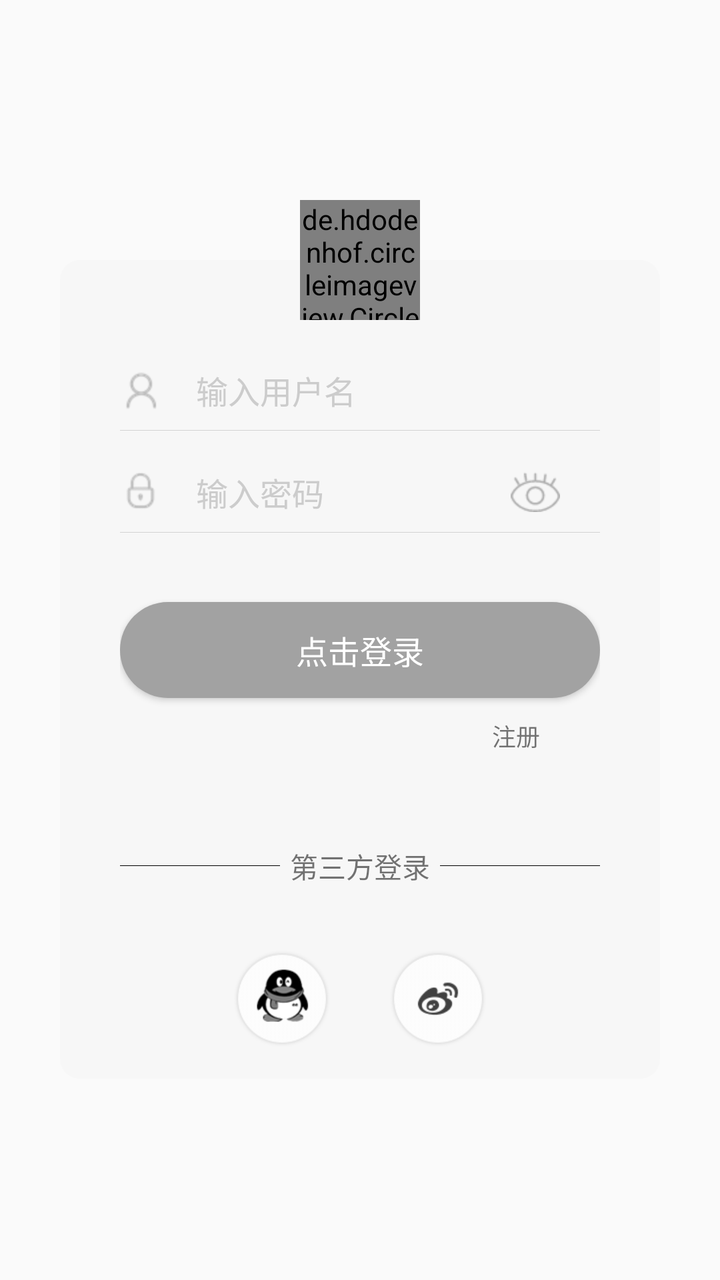
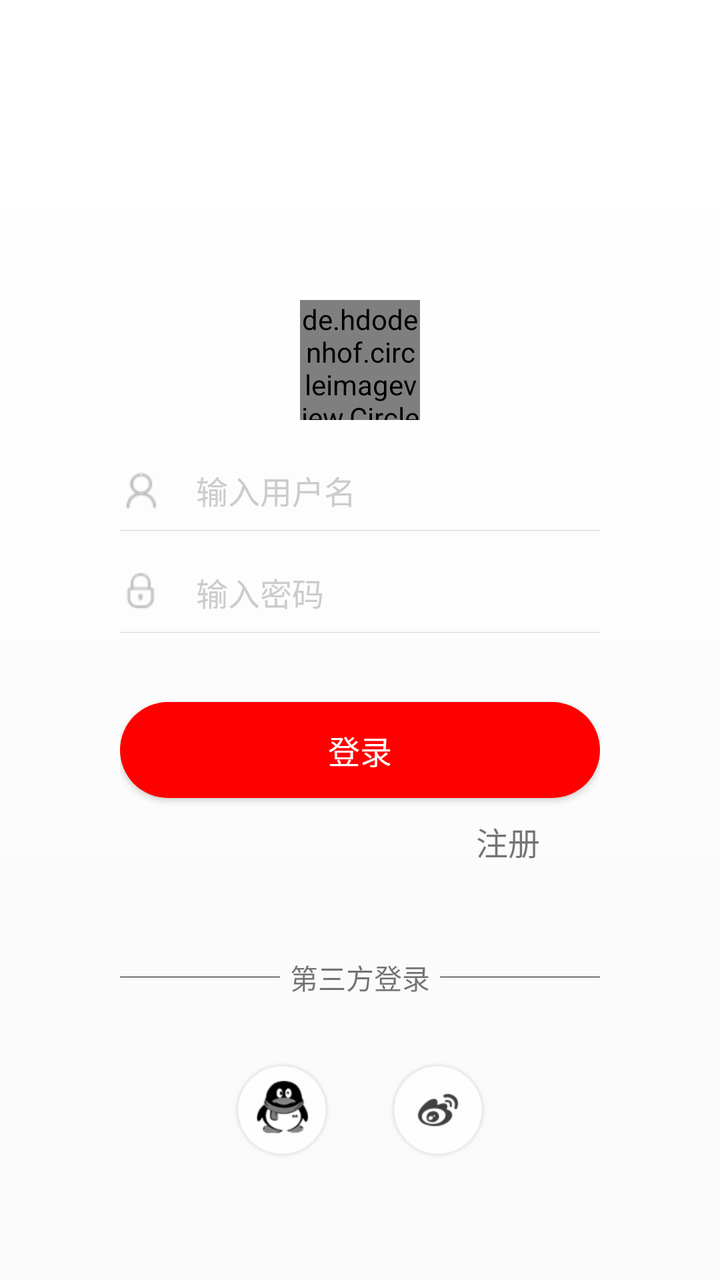

Two renders of the same Android screen: before a commit and after it. Below are the layout's source before the change and the commit's diff.
<!-- AndroidManifest.xml: application theme AppTheme -->
<!-- res/layout/login_dialog_login.xml -->
<?xml version="1.0" encoding="utf-8"?>
<FrameLayout xmlns:android="http://schemas.android.com/apk/res/android"
    xmlns:app="http://schemas.android.com/apk/res-auto"
    android:layout_width="match_parent"
    android:layout_height="match_parent"
    android:paddingTop="100dp"
>

    <LinearLayout
        android:id="@+id/login_linear"
        android:layout_width="match_parent"
        android:layout_height="wrap_content"
        android:layout_marginLeft="30dp"
        android:layout_marginRight="30dp"
        android:layout_marginTop="30dp"
        android:paddingLeft="30dp"
        android:paddingRight="30dp"
        android:background="@drawable/dialog_radius"
        android:orientation="vertical">

        <RelativeLayout
            android:layout_width="wrap_content"
            android:layout_height="wrap_content"
            android:layout_marginTop="40dp" >

            <ImageView
                android:id="@+id/iv_userIconName"
                android:layout_width="wrap_content"
                android:layout_height="wrap_content"
                android:layout_centerVertical="true"
                android:paddingTop="15dp"
                android:paddingBottom="15dp"
                android:src="@mipmap/ic_edittextuname" />


            <EditText
                android:id="@+id/login_userName"
                android:layout_width="match_parent"
                android:layout_height="40dp"
                android:layout_centerVertical="true"
                android:paddingLeft="30dp"
                android:background="@null"
                android:ems="19"
                android:hint="  输入用户名"
                android:singleLine="true"
                android:textColorHint="@color/colorCursor"
                android:textCursorDrawable="@drawable/color_cursor"
                android:textSize="16sp" />


            <View
                android:layout_below="@+id/login_userName"
                android:layout_width="match_parent"
                android:layout_height="1px"
                android:layout_marginTop="5dp"
                android:background="#d3d3d3" />

        </RelativeLayout>
        <RelativeLayout
            android:id="@+id/rl_userPassword"
            android:layout_width="wrap_content"
            android:layout_height="wrap_content"
            android:layout_marginTop="1dp">
            <ImageView
                android:layout_width="wrap_content"
                android:layout_height="wrap_content"
                android:layout_centerVertical="true"
                android:paddingTop="15dp"
                android:paddingBottom="15dp"
                android:src="@mipmap/ic_edittextupwd" />

            <EditText
                android:id="@+id/login_password"
                android:layout_width="match_parent"
                android:layout_height="40dp"
                android:layout_centerVertical="true"
                android:background="@null"
                android:paddingLeft="30dp"
                android:ems="19"
                android:hint="  输入密码"
                android:singleLine="true"
                android:textColorHint="@color/colorCursor"
                android:textCursorDrawable="@drawable/color_cursor"
                android:textSize="16sp" />
            <ImageView
                android:id="@+id/login_hidden_pwd"
                android:layout_width="wrap_content"
                android:layout_height="wrap_content"
                android:layout_alignParentRight="true"
                android:layout_centerVertical="true"
                android:layout_marginRight="20dp"
                android:paddingTop="15dp"
                android:paddingBottom="15dp"
                android:src="@mipmap/pwd_visible" />

            <View
                android:layout_below="@+id/login_password"
                android:layout_width="match_parent"
                android:layout_height="1px"
                android:layout_marginTop="5dp"
                android:background="#d3d3d3" />
        </RelativeLayout>

        <Button
            android:id="@+id/login_btn"
            android:layout_width="match_parent"
            android:layout_height="wrap_content"
            android:layout_marginTop="30dp"
            android:textColor="@android:color/white"
            android:text="点击登录"
            android:textSize="16sp"
            android:background="@drawable/button_bg" />

        <RelativeLayout
            android:layout_width="match_parent"
            android:layout_height="wrap_content"
            android:layout_marginTop="10dp">

            <TextView
                android:id="@+id/tv_forgot_pwd"
                android:layout_width="wrap_content"
                android:layout_height="wrap_content"
                android:layout_alignParentLeft="true"
                android:layout_marginLeft="30dp"
                android:text="忘记密码？"
                android:textSize="12sp"
                android:visibility="gone"
                />

            <TextView
                android:id="@+id/tv_register"
                android:layout_width="wrap_content"
                android:layout_height="wrap_content"
                android:layout_alignParentRight="true"
                android:layout_marginRight="30dp"
                android:text="注册"
                android:textSize="12sp" />
        </RelativeLayout>

        <LinearLayout
            android:layout_width="match_parent"
            android:layout_height="wrap_content"
            android:layout_gravity="center"
            android:layout_marginTop="30dp"
            android:gravity="center_horizontal"
            android:orientation="vertical">

            <LinearLayout
                android:layout_width="match_parent"
                android:layout_height="wrap_content"
                android:orientation="horizontal"
                android:layout_marginTop="16dp"
                android:layout_marginBottom="16dp"
                android:gravity="center"
                >
                <View
                    android:layout_height="1px"
                    android:layout_width="match_parent"
                    android:background="#000000"
                    android:layout_weight="1"
                    />

                <TextView
                    android:layout_width="match_parent"
                    android:layout_height="wrap_content"
                    android:layout_weight="1"
                    android:gravity="center"
                    android:text="第三方登录"/>
                <View
                    android:layout_height="1px"
                    android:layout_width="match_parent"
                    android:background="#000000"
                    android:layout_weight="1" />

            </LinearLayout>

            <include
                layout="@layout/external_login_layout"
                android:layout_width="wrap_content"
                android:layout_height="wrap_content"
                android:layout_marginTop="16dp"
                android:layout_marginBottom="16dp" />
        </LinearLayout>

    </LinearLayout>

    <de.hdodenhof.circleimageview.CircleImageView
        android:id="@+id/login_header"
        android:layout_width="60dp"
        android:layout_height="60dp"
        android:layout_gravity="center_horizontal"
        app:civ_border_color="@color/white"
        app:civ_border_width="2dp"
        android:src="@drawable/ic_camera_beauty" />

</FrameLayout>
<!-- res/layout/external_login_layout.xml (included above) -->
<?xml version="1.0" encoding="utf-8"?>
<LinearLayout xmlns:android="http://schemas.android.com/apk/res/android"
    android:layout_width="wrap_content"
    android:layout_height="wrap_content"
    android:orientation="horizontal">

    <ImageView
        android:id="@+id/qq_login"
        android:layout_width="wrap_content"
        android:layout_height="wrap_content"
        android:src="@drawable/ic_login_qq" />

    <ImageView
        android:id="@+id/weibo_login"
        android:layout_width="wrap_content"
        android:layout_height="wrap_content"
        android:layout_marginLeft="30dp"
        android:src="@drawable/ic_login_xl" />







</LinearLayout>
<!-- resources referenced by this layout -->
<resources>
  <color name="colorCursor">#cccccc</color>
  <color name="white">#ffffffff</color>
  <!-- drawable button_bg (drawable) -->
  <?xml version="1.0" encoding="utf-8"?>
  <selector xmlns:android="http://schemas.android.com/apk/res/android">
  
      <item android:state_pressed="false">
          <shape>
              <solid android:color="#a2a2a2"/>
              <corners android:radius="30dp"/>
          </shape>
      </item>
  
      <item android:state_pressed="true">
          <shape>
              <solid android:color="#c1c1c1"/>
              <corners android:radius="30dp"/>
          </shape>
      </item>
  
  </selector>
  <!-- drawable color_cursor (drawable) -->
  <?xml version="1.0" encoding="utf-8"?>
  <shape xmlns:android="http://schemas.android.com/apk/res/android">
      <size android:width="1dp"/>
      <solid android:color="@color/colorCursor"/>
  
  </shape>
  <!-- drawable dialog_radius (drawable) -->
  <?xml version="1.0" encoding="utf-8"?>
  <layer-list xmlns:android="http://schemas.android.com/apk/res/android">
      <item>
          <shape android:shape="rectangle">
              <solid
                  android:color="#f7f7f7"/>
              <corners android:radius="10dp"/>
          </shape>
      </item>
  </layer-list>
  <!-- drawable ic_camera_beauty: png bitmap (drawable-xhdpi, 1510 bytes) -->
  <!-- drawable ic_login_qq: png bitmap (drawable-xhdpi, 7662 bytes) -->
  <!-- drawable ic_login_xl: png bitmap (drawable-xhdpi, 2485 bytes) -->
  <!-- mipmap ic_edittextuname: png bitmap (mipmap-hdpi, 1237 bytes) -->
  <!-- mipmap ic_edittextupwd: png bitmap (mipmap-hdpi, 1128 bytes) -->
  <!-- mipmap pwd_visible: png bitmap (mipmap-hdpi, 1076 bytes) -->
  <style name="AppTheme" parent="Theme.AppCompat.Light.DarkActionBar">
          
          <item name="colorPrimary">@color/colorPrimary</item>
          <item name="colorPrimaryDark">@color/white</item>
          <item name="colorAccent">@color/colorAccent</item>
          <item name="android:windowNoTitle">true</item>
          <item name="colorControlNormal">@color/blackOverlay</item>
          <item name="colorControlActivated">@color/abc_search_url_text_normal</item>
          <item name="android:windowFullscreen">true</item>
          <item name="android:windowIsTranslucent">true</item>
          <item name="android:windowTranslucentStatus">true</item>
          <item name="android:windowTranslucentNavigation">true</item>
  
  
          <item name="windowActionBar">false</item>
          <item name="windowNoTitle">true</item>
          <item name="android:textAllCaps">false</item>
      </style>
  <color name="colorPrimary">#ff3f51b5</color>
  <color name="colorAccent">#ffff4081</color>
  <color name="blackOverlay">#66000000</color>
  <color name="abc_search_url_text_normal">#ff7fa87f</color>
</resources>

<!-- the commit's change to res/layout/login_dialog_login.xml (unified diff, before → after) -->
@@ -2,197 +2,203 @@
 <FrameLayout xmlns:android="http://schemas.android.com/apk/res/android"
     xmlns:app="http://schemas.android.com/apk/res-auto"
     android:layout_width="match_parent"
-    android:layout_height="match_parent"
-    android:paddingTop="100dp"
->
-
-    <LinearLayout
-        android:id="@+id/login_linear"
+    android:layout_height="match_parent">
+
+    <FrameLayout
         android:layout_width="match_parent"
-        android:layout_height="wrap_content"
-        android:layout_marginLeft="30dp"
-        android:layout_marginRight="30dp"
-        android:layout_marginTop="30dp"
-        android:paddingLeft="30dp"
-        android:paddingRight="30dp"
+        android:layout_height="match_parent"
         android:background="@drawable/dialog_radius"
-        android:orientation="vertical">
-
-        <RelativeLayout
-            android:layout_width="wrap_content"
-            android:layout_height="wrap_content"
-            android:layout_marginTop="40dp" >
-
-            <ImageView
-                android:id="@+id/iv_userIconName"
-                android:layout_width="wrap_content"
-                android:layout_height="wrap_content"
-                android:layout_centerVertical="true"
-                android:paddingTop="15dp"
-                android:paddingBottom="15dp"
-                android:src="@mipmap/ic_edittextuname" />
-
-
-            <EditText
-                android:id="@+id/login_userName"
-                android:layout_width="match_parent"
-                android:layout_height="40dp"
-                android:layout_centerVertical="true"
-                android:paddingLeft="30dp"
-                android:background="@null"
-                android:ems="19"
-                android:hint="  输入用户名"
-                android:singleLine="true"
-                android:textColorHint="@color/colorCursor"
-                android:textCursorDrawable="@drawable/color_cursor"
-                android:textSize="16sp" />
-
-
-            <View
-                android:layout_below="@+id/login_userName"
-                android:layout_width="match_parent"
-                android:layout_height="1px"
-                android:layout_marginTop="5dp"
-                android:background="#d3d3d3" />
-
-        </RelativeLayout>
-        <RelativeLayout
-            android:id="@+id/rl_userPassword"
-            android:layout_width="wrap_content"
-            android:layout_height="wrap_content"
-            android:layout_marginTop="1dp">
-            <ImageView
-                android:layout_width="wrap_content"
-                android:layout_height="wrap_content"
-                android:layout_centerVertical="true"
-                android:paddingTop="15dp"
-                android:paddingBottom="15dp"
-                android:src="@mipmap/ic_edittextupwd" />
-
-            <EditText
-                android:id="@+id/login_password"
-                android:layout_width="match_parent"
-                android:layout_height="40dp"
-                android:layout_centerVertical="true"
-                android:background="@null"
-                android:paddingLeft="30dp"
-                android:ems="19"
-                android:hint="  输入密码"
-                android:singleLine="true"
-                android:textColorHint="@color/colorCursor"
-                android:textCursorDrawable="@drawable/color_cursor"
-                android:textSize="16sp" />
-            <ImageView
-                android:id="@+id/login_hidden_pwd"
-                android:layout_width="wrap_content"
-                android:layout_height="wrap_content"
-                android:layout_alignParentRight="true"
-                android:layout_centerVertical="true"
-                android:layout_marginRight="20dp"
-                android:paddingTop="15dp"
-                android:paddingBottom="15dp"
-                android:src="@mipmap/pwd_visible" />
-
-            <View
-                android:layout_below="@+id/login_password"
-                android:layout_width="match_parent"
-                android:layout_height="1px"
-                android:layout_marginTop="5dp"
-                android:background="#d3d3d3" />
-        </RelativeLayout>
-
-        <Button
-            android:id="@+id/login_btn"
+        android:paddingTop="150dp">
+
+
+        <LinearLayout
+            android:id="@+id/login_linear"
             android:layout_width="match_parent"
             android:layout_height="wrap_content"
+            android:layout_marginLeft="30dp"
             android:layout_marginTop="30dp"
-            android:textColor="@android:color/white"
-            android:text="点击登录"
-            android:textSize="16sp"
-            android:background="@drawable/button_bg" />
-
-        <RelativeLayout
-            android:layout_width="match_parent"
-            android:layout_height="wrap_content"
-            android:layout_marginTop="10dp">
-
-            <TextView
-                android:id="@+id/tv_forgot_pwd"
+            android:layout_marginRight="30dp"
+            android:orientation="vertical"
+            android:paddingLeft="30dp"
+            android:paddingRight="30dp">
+
+            <RelativeLayout
                 android:layout_width="wrap_content"
                 android:layout_height="wrap_content"
-                android:layout_alignParentLeft="true"
-                android:layout_marginLeft="30dp"
-                android:text="忘记密码？"
-                android:textSize="12sp"
-                android:visibility="gone"
-                />
-
-            <TextView
-                android:id="@+id/tv_register"
+                android:layout_marginTop="40dp">
+
+                <ImageView
+                    android:id="@+id/iv_userIconName"
+                    android:layout_width="wrap_content"
+                    android:layout_height="wrap_content"
+                    android:layout_centerVertical="true"
+                    android:paddingTop="15dp"
+                    android:paddingBottom="15dp"
+                    android:src="@mipmap/ic_edittextuname" />
+
+
+                <EditText
+                    android:id="@+id/login_userName"
+                    android:layout_width="match_parent"
+                    android:layout_height="40dp"
+                    android:layout_centerVertical="true"
+                    android:background="@null"
+                    android:ems="19"
+                    android:hint="  输入用户名"
+                    android:paddingLeft="30dp"
+                    android:singleLine="true"
+                    android:textColorHint="@color/colorCursor"
+                    android:textCursorDrawable="@drawable/color_cursor"
+                    android:textSize="16sp" />
+
+
+                <View
+                    android:layout_width="match_parent"
+                    android:layout_height="1px"
+                    android:layout_below="@+id/login_userName"
+                    android:layout_marginTop="5dp"
+                    android:background="#d3d3d3" />
+
+            </RelativeLayout>
+
+            <RelativeLayout
+                android:id="@+id/rl_userPassword"
                 android:layout_width="wrap_content"
                 android:layout_height="wrap_content"
-                android:layout_alignParentRight="true"
-                android:layout_marginRight="30dp"
-                android:text="注册"
-                android:textSize="12sp" />
-        </RelativeLayout>
-
-        <LinearLayout
-            android:layout_width="match_parent"
-            android:layout_height="wrap_content"
-            android:layout_gravity="center"
-            android:layout_marginTop="30dp"
-            android:gravity="center_horizontal"
-            android:orientation="vertical">
+                android:layout_marginTop="1dp">
+
+                <ImageView
+                    android:layout_width="wrap_content"
+                    android:layout_height="wrap_content"
+                    android:layout_centerVertical="true"
+                    android:paddingTop="15dp"
+                    android:paddingBottom="15dp"
+                    android:src="@mipmap/ic_edittextupwd" />
+
+                <EditText
+                    android:id="@+id/login_password"
+                    android:layout_width="match_parent"
+                    android:layout_height="40dp"
+                    android:layout_centerVertical="true"
+                    android:background="@null"
+                    android:ems="19"
+                    android:hint="  输入密码"
+                    android:paddingLeft="30dp"
+                    android:singleLine="true"
+                    android:textColorHint="@color/colorCursor"
+                    android:textCursorDrawable="@drawable/color_cursor"
+                    android:textSize="16sp" />
+
+                <ImageView
+                    android:id="@+id/login_hidden_pwd"
+                    android:layout_width="20dp"
+                    android:layout_height="15dp"
+                    android:layout_alignParentRight="true"
+                    android:layout_centerVertical="true"
+                    android:layout_marginRight="20dp"
+                    android:paddingTop="15dp"
+                    android:paddingBottom="15dp"
+                    android:src="@mipmap/pwd_visible" />
+
+                <View
+                    android:layout_width="match_parent"
+                    android:layout_height="1px"
+                    android:layout_below="@+id/login_password"
+                    android:layout_marginTop="5dp"
+                    android:background="#d3d3d3" />
+            </RelativeLayout>
+
+            <Button
+                android:id="@+id/login_btn"
+                android:layout_width="match_parent"
+                android:layout_height="wrap_content"
+                android:layout_marginTop="30dp"
+                android:background="@drawable/button_bg"
+                android:text="登录"
+                android:textColor="@android:color/white"
+                android:textSize="16sp" />
+
+            <RelativeLayout
+                android:layout_width="match_parent"
+                android:layout_height="wrap_content"
+                android:layout_marginTop="10dp">
+
+                <TextView
+                    android:id="@+id/tv_forgot_pwd"
+                    android:layout_width="wrap_content"
+                    android:layout_height="wrap_content"
+                    android:layout_alignParentLeft="true"
+                    android:layout_marginLeft="30dp"
+                    android:text="忘记密码？"
+                    android:textSize="12sp"
+                    android:visibility="gone" />
+
+                <TextView
+                    android:id="@+id/tv_register"
+                    android:layout_width="wrap_content"
+                    android:layout_height="wrap_content"
+                    android:layout_alignParentRight="true"
+                    android:layout_marginRight="30dp"
+                    android:text="注册"
+                    android:textSize="16sp" />
+            </RelativeLayout>
 
             <LinearLayout
                 android:layout_width="match_parent"
                 android:layout_height="wrap_content"
-                android:orientation="horizontal"
-                android:layout_marginTop="16dp"
-                android:layout_marginBottom="16dp"
-                android:gravity="center"
-                >
-                <View
-                    android:layout_height="1px"
-                    android:layout_width="match_parent"
-                    android:background="#000000"
-                    android:layout_weight="1"
-                    />
-
-                <TextView
-                    android:layout_width="match_parent"
-                    android:layout_height="wrap_content"
-                    android:layout_weight="1"
+                android:layout_gravity="center"
+                android:layout_marginTop="30dp"
+                android:gravity="center_horizontal"
+                android:orientation="vertical">
+
+                <LinearLayout
+                    android:layout_width="match_parent"
+                    android:layout_height="wrap_content"
+                    android:layout_marginTop="16dp"
+                    android:layout_marginBottom="16dp"
                     android:gravity="center"
-                    android:text="第三方登录"/>
-                <View
-                    android:layout_height="1px"
-                    android:layout_width="match_parent"
-                    android:background="#000000"
-                    android:layout_weight="1" />
-
+                    android:orientation="horizontal">
+
+                    <View
+                        android:layout_width="match_parent"
+                        android:layout_height="1px"
+                        android:layout_weight="1"
+                        android:background="#000000" />
+
+                    <TextView
+                        android:layout_width="match_parent"
+                        android:layout_height="wrap_content"
+                        android:layout_weight="1"
+                        android:gravity="center"
+                        android:text="第三方登录" />
+
+                    <View
+                        android:layout_width="match_parent"
+                        android:layout_height="1px"
+                        android:layout_weight="1"
+                        android:background="#000000" />
+
+                </LinearLayout>
+
+                <include
+                    layout="@layout/external_login_layout"
+                    android:layout_width="wrap_content"
+                    android:layout_height="wrap_content"
+                    android:layout_marginTop="16dp"
+                    android:layout_marginBottom="16dp" />
             </LinearLayout>
 
-            <include
-                layout="@layout/external_login_layout"
-                android:layout_width="wrap_content"
-                android:layout_height="wrap_content"
-                android:layout_marginTop="16dp"
-                android:layout_marginBottom="16dp" />
         </LinearLayout>
 
-    </LinearLayout>
-
-    <de.hdodenhof.circleimageview.CircleImageView
-        android:id="@+id/login_header"
-        android:layout_width="60dp"
-        android:layout_height="60dp"
-        android:layout_gravity="center_horizontal"
-        app:civ_border_color="@color/white"
-        app:civ_border_width="2dp"
-        android:src="@drawable/ic_camera_beauty" />
-
+        <de.hdodenhof.circleimageview.CircleImageView
+            android:id="@+id/login_header"
+            android:layout_width="60dp"
+            android:layout_height="60dp"
+            android:layout_gravity="center_horizontal"
+            android:src="@drawable/ic_camera_beauty"
+            app:civ_border_color="@color/white"
+            app:civ_border_width="2dp" />
+    </FrameLayout>
 </FrameLayout>
 <!-- res/layout/external_login_layout.xml (included above) -->
 <?xml version="1.0" encoding="utf-8"?>
<!-- resource entries referenced after the edit -->
@@ -8,14 +8,14 @@
   
       <item android:state_pressed="false">
           <shape>
-              <solid android:color="#a2a2a2"/>
+              <solid android:color="#FF0000"/>
               <corners android:radius="30dp"/>
           </shape>
       </item>
   
       <item android:state_pressed="true">
           <shape>
-              <solid android:color="#c1c1c1"/>
+              <solid android:color="#FF0000"/>
               <corners android:radius="30dp"/>
           </shape>
       </item>
@@ -33,9 +33,12 @@
   <layer-list xmlns:android="http://schemas.android.com/apk/res/android">
       <item>
           <shape android:shape="rectangle">
-              <solid
-                  android:color="#f7f7f7"/>
-              <corners android:radius="10dp"/>
+  
+              <corners android:radius="0dp" />
+              <gradient
+                  android:angle="270"
+                  android:endColor="@android:color/transparent"
+                  android:startColor="#FFFFFF" />
           </shape>
       </item>
   </layer-list>
